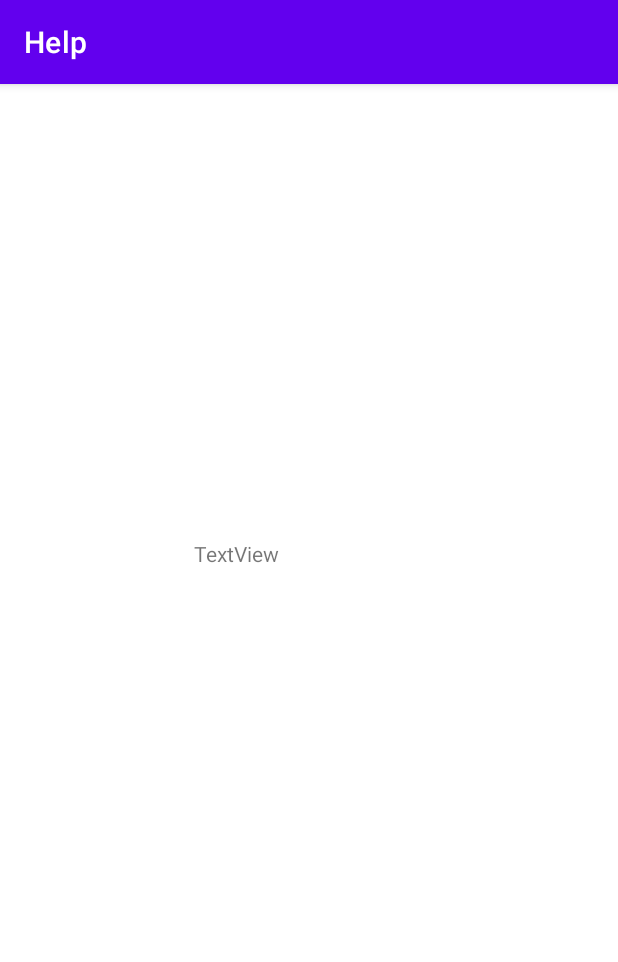
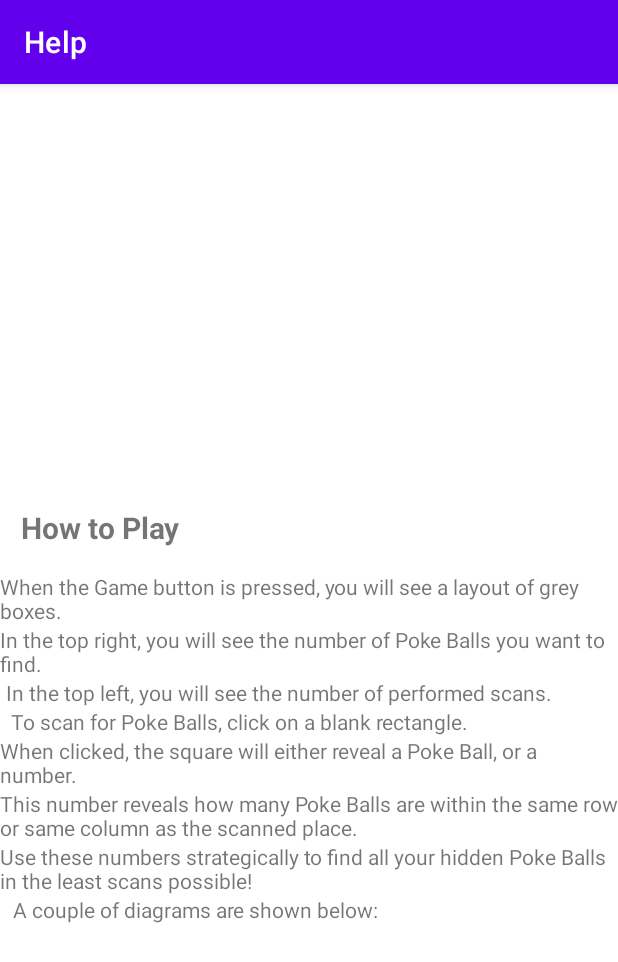
Before and after one commit to ethanchou128/pokeSweeper, an Android app: the Helps screen opened directly, with no data from a screen before it, on a phone screen of 412 x 824 dp. Shown: the top 962 px of the screen. Run offline under Robolectric (Android 15) with nearby library versions, the phone set to English and light mode, and no system bars.

Commit message:
[Ethan Chou] added the textviews and strings into the corresponding files.

```diff
--- a/app/src/main/res/layout/activity_helps.xml
+++ b/app/src/main/res/layout/activity_helps.xml
@@ -7,14 +7,99 @@
     tools:context=".Helps">
 
     <TextView
-        android:id="@+id/textView"
+        android:id="@+id/howToPlay"
         android:layout_width="wrap_content"
         android:layout_height="wrap_content"
-        android:text="TextView"
+        android:layout_marginBottom="16dp"
+        android:text="@string/howToPlay"
+        android:textSize="20sp"
+        android:textStyle="bold"
+        app:layout_constraintBottom_toTopOf="@+id/gameInstructionsLine1"
+        app:layout_constraintEnd_toEndOf="parent"
+        app:layout_constraintHorizontal_bias="0.046"
+        app:layout_constraintStart_toStartOf="parent"
+        app:layout_constraintTop_toTopOf="parent"
+        app:layout_constraintVertical_bias="1.0" />
+
+    <TextView
+        android:id="@+id/gameInstructionsLine1"
+        android:layout_width="wrap_content"
+        android:layout_height="wrap_content"
+        android:text="@string/line1"
+        app:layout_constraintBottom_toTopOf="@+id/gameInstructionsLine2"
+        app:layout_constraintEnd_toEndOf="parent"
+        app:layout_constraintHorizontal_bias="0.1"
+        app:layout_constraintStart_toStartOf="parent" />
+
+    <TextView
+        android:id="@+id/gameInstructionsLine3"
+        android:layout_width="wrap_content"
+        android:layout_height="wrap_content"
+        android:text="@string/line3"
+        app:layout_constraintBottom_toTopOf="@+id/gameInstructionsLine4"
+        app:layout_constraintEnd_toEndOf="parent"
+        app:layout_constraintHorizontal_bias="0.081"
+        app:layout_constraintStart_toStartOf="parent" />
+
+    <TextView
+        android:id="@+id/gameInstructionsLine4"
+        android:layout_width="wrap_content"
+        android:layout_height="wrap_content"
+        android:text="@string/line4"
+        app:layout_constraintBottom_toTopOf="@+id/gameInstructionsLine5"
+        app:layout_constraintEnd_toEndOf="parent"
+        app:layout_constraintHorizontal_bias="0.068"
+        app:layout_constraintStart_toStartOf="parent" />
+
+    <TextView
+        android:id="@+id/gameInstructionsLine5"
+        android:layout_width="wrap_content"
+        android:layout_height="wrap_content"
+        android:text="@string/line5"
+        app:layout_constraintBottom_toTopOf="@+id/gameInstructionsLine6"
+        app:layout_constraintEnd_toEndOf="parent"
+        app:layout_constraintHorizontal_bias="0.092"
+        app:layout_constraintStart_toStartOf="parent" />
+
+    <TextView
+        android:id="@+id/gameInstructionsLine6"
+        android:layout_width="wrap_content"
+        android:layout_height="wrap_content"
+        android:text="@string/line6"
+        app:layout_constraintBottom_toTopOf="@+id/gameInstructionsLine7"
+        app:layout_constraintEnd_toEndOf="parent"
+        app:layout_constraintHorizontal_bias="0.453"
+        app:layout_constraintStart_toStartOf="parent" />
+
+    <TextView
+        android:id="@+id/gameInstructionsLine7"
+        android:layout_width="wrap_content"
+        android:layout_height="wrap_content"
+        android:text="@string/line7"
+        app:layout_constraintBottom_toTopOf="@+id/gameInstructionsLine8"
+        app:layout_constraintEnd_toEndOf="parent"
+        app:layout_constraintHorizontal_bias="0.19"
+        app:layout_constraintStart_toStartOf="parent" />
+
+    <TextView
+        android:id="@+id/gameInstructionsLine8"
+        android:layout_width="wrap_content"
+        android:layout_height="wrap_content"
+        android:layout_marginBottom="208dp"
+        android:text="@string/line8"
         app:layout_constraintBottom_toBottomOf="parent"
         app:layout_constraintEnd_toEndOf="parent"
-        app:layout_constraintHorizontal_bias="0.364"
-        app:layout_constraintStart_toStartOf="parent"
-        app:layout_constraintTop_toTopOf="parent"
-        app:layout_constraintVertical_bias="0.405" />
+        app:layout_constraintHorizontal_bias="0.051"
+        app:layout_constraintStart_toStartOf="parent" />
+
+    <TextView
+        android:id="@+id/gameInstructionsLine2"
+        android:layout_width="wrap_content"
+        android:layout_height="wrap_content"
+        android:text="@string/line2"
+        app:layout_constraintBottom_toTopOf="@+id/gameInstructionsLine3"
+        app:layout_constraintEnd_toEndOf="parent"
+        app:layout_constraintHorizontal_bias="0.098"
+        app:layout_constraintStart_toStartOf="parent" />
+
 </androidx.constraintlayout.widget.ConstraintLayout>
--- a/app/src/main/res/values/strings.xml
+++ b/app/src/main/res/values/strings.xml
@@ -3,4 +3,15 @@
     <string name="by_ethan_nick"><![CDATA[By Ethan & Nick]]></string>
     <string name="mines">\"%1$d mines\"</string>
     <string name="saveButton">Save Button</string>
+
+    <string name="howToPlay">How to Play</string>
+    <string name="line1">When the "Game" button is pressed, you will see a layout of grey boxes.</string>
+    <string name="line2">In the top right, you will see the number of Poke Balls you want to find.</string>
+    <string name="line3">In the top left, you will see the number of "performed" scans.</string>
+    <string name="line4">To scan for Poke Balls, click on a blank rectangle.</string>
+    <string name="line5">When clicked, the square will either reveal a Poke Ball, or a number.</string>
+    <string name="line6">This number reveals how many Poke Balls are within the same row or same column as the "scanned" place.</string>
+    <string name="line7">Use these numbers strategically to find all your hidden Poke Balls in the least scans possible!</string>
+    <string name="line8">A couple of diagrams are shown below:</string>
+
 </resources>
```
